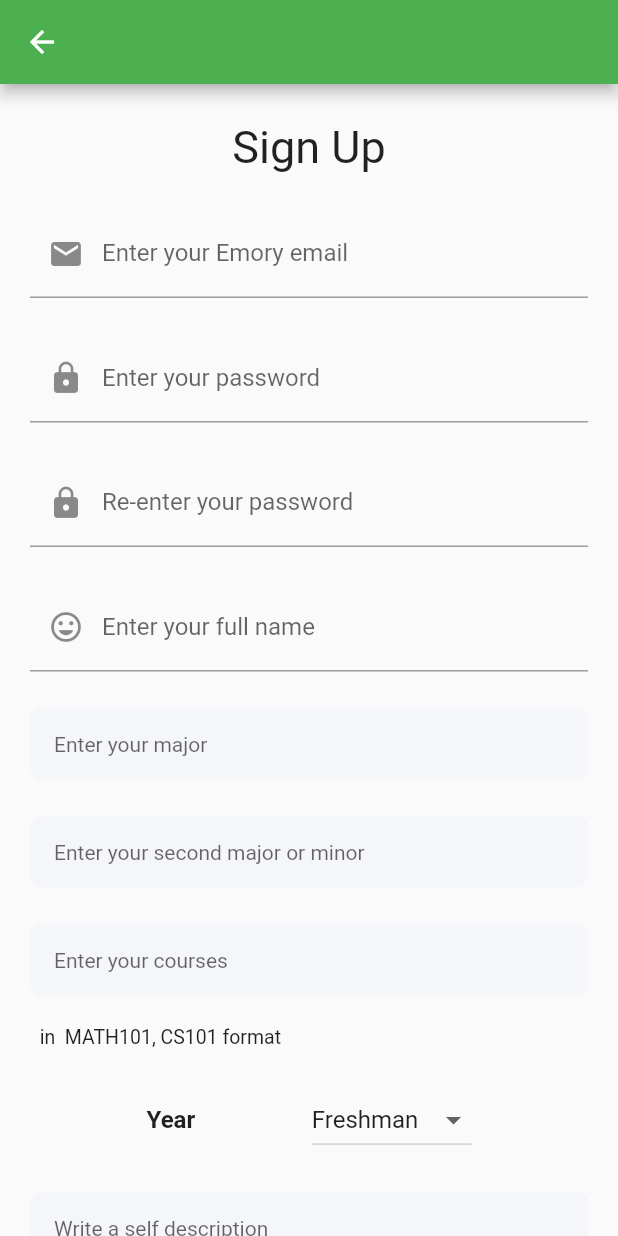
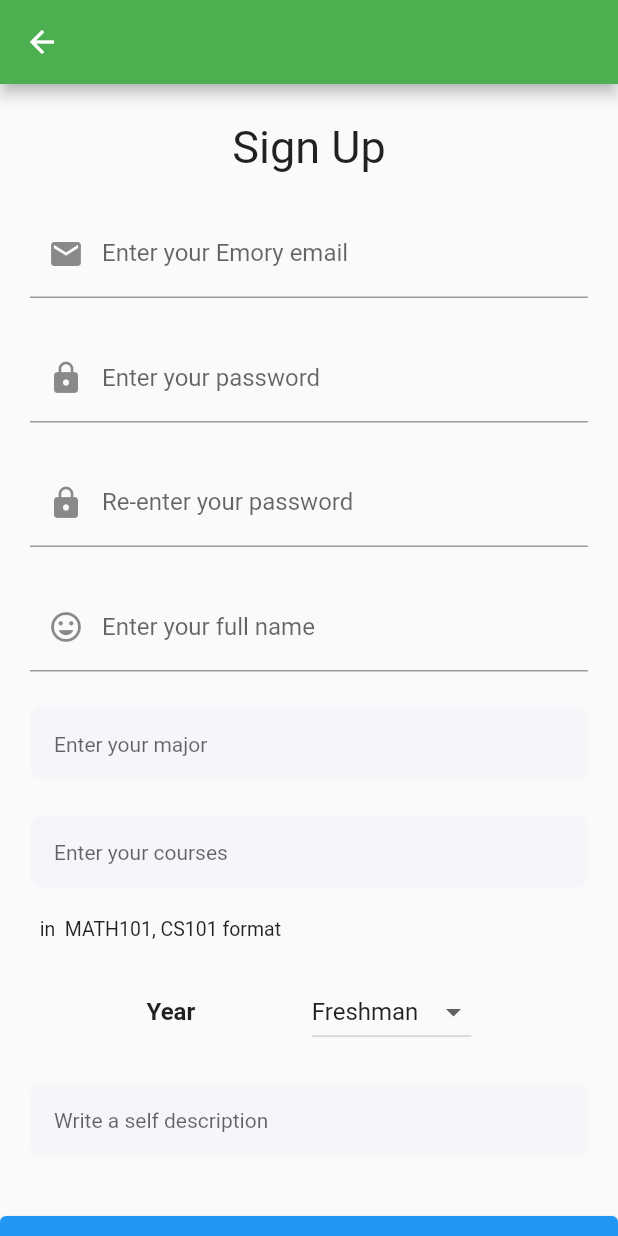
Before and after one commit to tonychengu/project_tutorial, a Flutter app: the SignUpPage screen opened directly, on a phone screen of 412 x 824 dp. Run offline on Flutter 3.47's test engine with Material 2 defaults, Android fonts, the phone set to English and light mode, and no system bars; our stand-ins replace cloud_firestore, firebase_auth, firebase_core, firebase_storage, flutter_local_notifications, flutter_rating_bar and 4 more; missing offline and left inert: controller, path_provider_android, path_provider_ios, path_provider_windows, time_range_picker; accounts and stored records are empty; network calls fail.

Commit message:
removing minor

```diff
--- a/lib/page/profile_page.dart
+++ b/lib/page/profile_page.dart
@@ -127,9 +127,10 @@ Widget buildName(BuildContext context, UserData user, List<String> courses) =>
         const SizedBox(height: 10),
         // Row of Major | Minor
         Text(
-          user.minor == null
-              ? 'Major: ${user.major}'
-              : 'Major: ${user.major} / Minor: ${user.minor}',
+          //user.minor == null
+          //    ? 'Major: ${user.major}'
+          //    : 'Major: ${user.major} / Minor: ${user.minor}',
+          'Major: ${user.major}',
           style: TextStyle(color: Colors.black),
         ),
         const SizedBox(height: 20),
--- a/lib/page/sign_up_page.dart
+++ b/lib/page/sign_up_page.dart
@@ -181,14 +181,14 @@ class _SignUpPageState extends State<SignUpPage> {
               hintText: 'Enter your major',
             ),
           ),
-          const SizedBox(height: 24),
-          Container(
-            margin: const EdgeInsets.symmetric(horizontal: 20),
-            child: CustomTextField(
-              controller: minorController,
-              hintText: 'Enter your second major or minor',
-            ),
-          ),
+          // const SizedBox(height: 24),
+          // Container(
+          //   margin: const EdgeInsets.symmetric(horizontal: 20),
+          //   child: CustomTextField(
+          //     controller: minorController,
+          //     hintText: 'Enter your second major or minor',
+          //   ),
+          // ),
           const SizedBox(height: 24),
           Container(
             margin: const EdgeInsets.symmetric(horizontal: 20),
```
